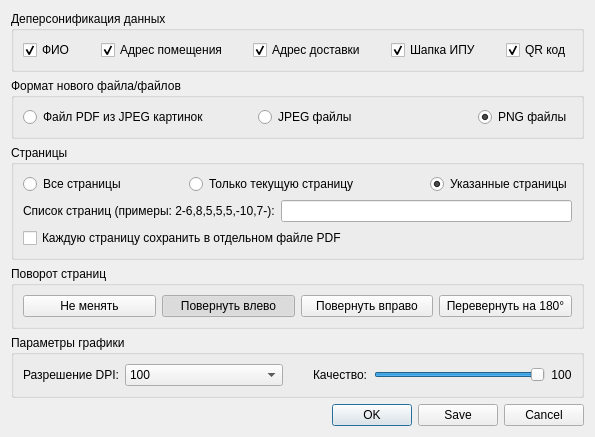
First picture: the form in censore.ui, repository Steigan/MiniPDFTools, before the edit.
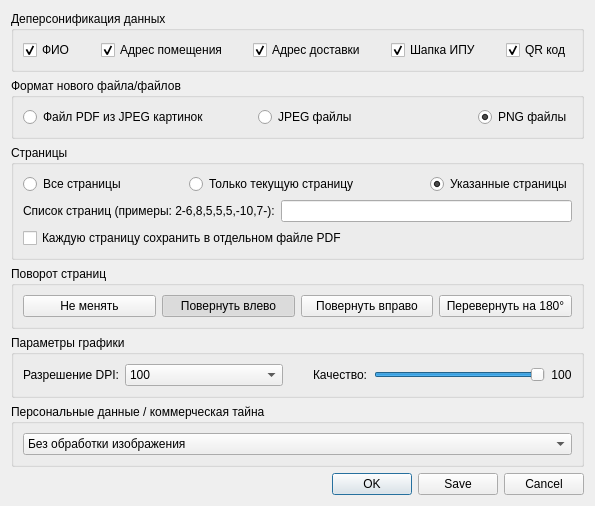
Second picture: the form after the edit. Icons and pictures are not drawn.

What changed in the file:
```diff
--- a/censore.ui
+++ b/censore.ui
@@ -25,7 +25,7 @@
     <enum>QLayout::SetFixedSize</enum>
    </property>
    <item>
-    <widget class="QGroupBox" name="grpCensore">
+    <widget class="QGroupBox" name="grpCensoreItems">
      <property name="title">
       <string>Деперсонификация данных</string>
      </property>
@@ -420,6 +420,34 @@
      </layout>
     </widget>
    </item>
+   <item>
+    <widget class="QGroupBox" name="grpCensore">
+     <property name="title">
+      <string>Персональные данные / коммерческая тайна</string>
+     </property>
+     <layout class="QVBoxLayout" name="verticalLayout_4">
+      <item>
+       <widget class="QComboBox" name="cmbCensore">
+        <item>
+         <property name="text">
+          <string>Без обработки изображения</string>
+         </property>
+        </item>
+        <item>
+         <property name="text">
+          <string>Размыть информацию</string>
+         </property>
+        </item>
+        <item>
+         <property name="text">
+          <string>Закрасить белым цветом информацию</string>
+         </property>
+        </item>
+       </widget>
+      </item>
+     </layout>
+    </widget>
+   </item>
    <item>
     <widget class="QDialogButtonBox" name="buttonBox">
      <property name="orientation">
```
